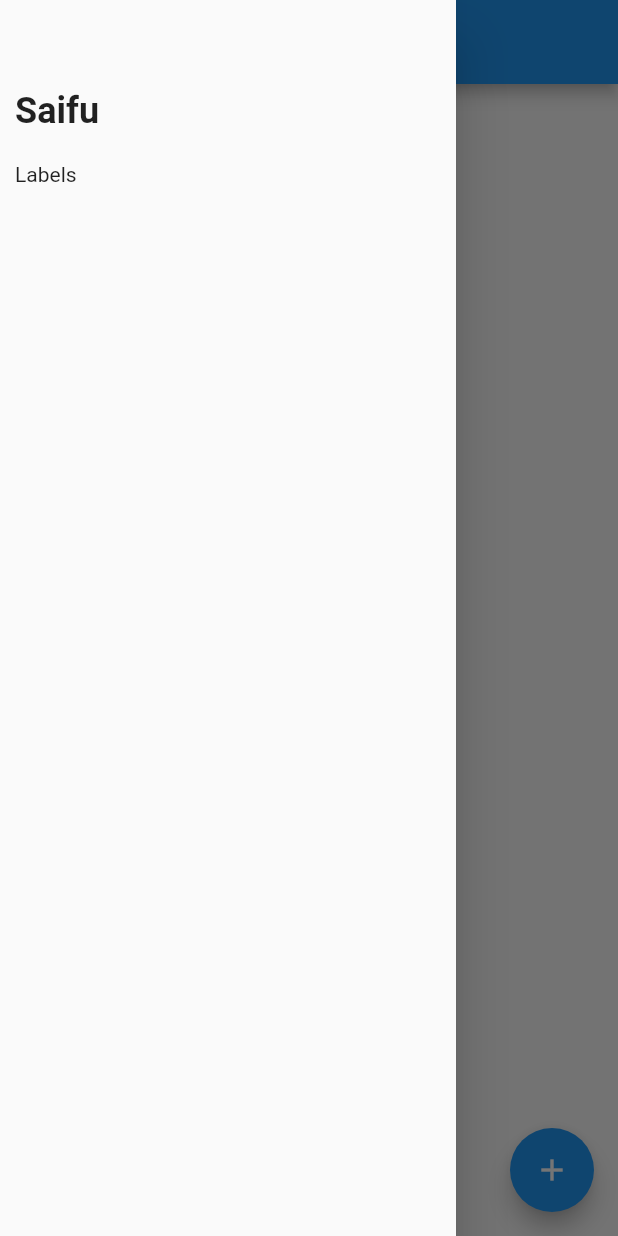
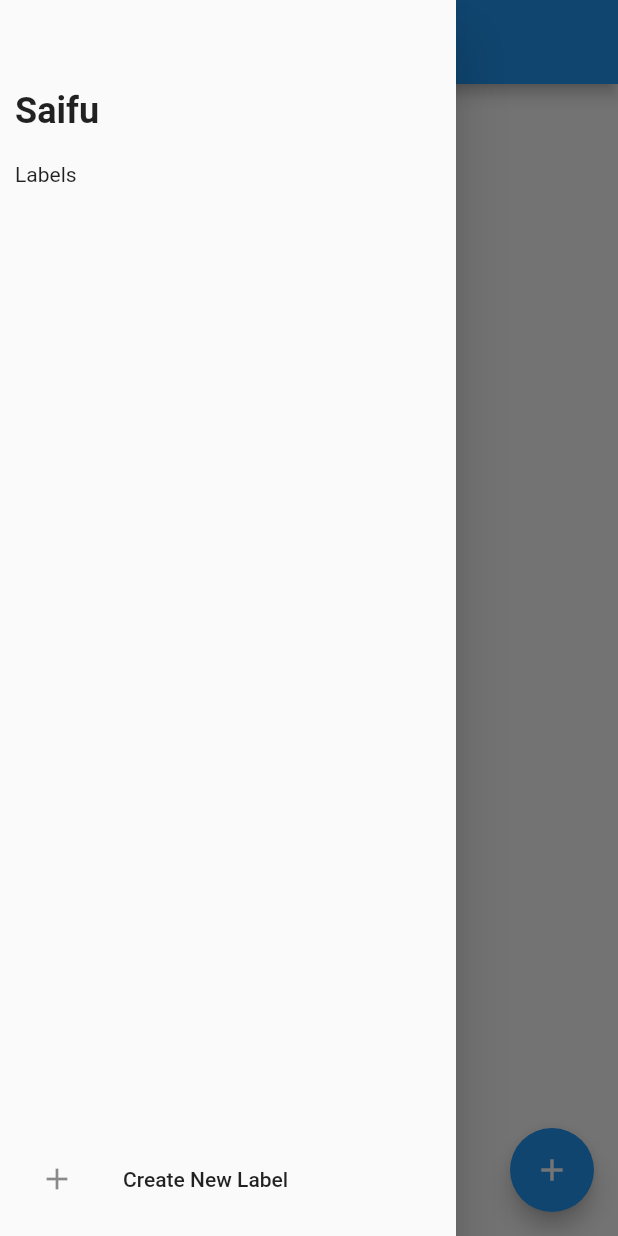
Before and after one commit to NishLy/to_do, a Flutter app: the screen it shows after launch, with the side drawer open, on a phone screen of 412 x 824 dp. Run offline on Flutter 3.47's test engine with Material 2 defaults, Android fonts, the phone set to English and light mode, and no system bars; our stand-ins replace sqflite; accounts and stored records are empty.

Commit message:
Add filter by label and rename some file

```diff
--- a/lib/components/drawer.dart
+++ b/lib/components/drawer.dart
@@ -1,5 +1,6 @@
 import 'package:flutter/material.dart';
-import 'package:to_do/helpers/label.dart';
+import 'package:to_do/helpers/labels.dart';
+import 'package:to_do/screens/label.dart';
 
 class MainDrawer extends StatefulWidget {
   final Function(String) onChangeLabelFilter;
@@ -41,6 +42,7 @@ class _MainDrawerState extends State<MainDrawer> {
                   return Expanded(
                     child: ListView.separated(
                         padding: EdgeInsets.zero,
+                        shrinkWrap: true,
                         itemBuilder: ((context, index) => Card(
                               child: ListTile(
                                 key: ValueKey(index),
@@ -65,7 +67,15 @@ class _MainDrawerState extends State<MainDrawer> {
                 return const Center(
                   child: CircularProgressIndicator(),
                 );
-              }))
+              })),
+          ListTile(
+            leading: const Icon(Icons.add),
+            title: const Text("Create New Label"),
+            onTap: () => Navigator.push(
+                context,
+                MaterialPageRoute(
+                    builder: ((context) => const LabelListEditMode()))),
+          )
         ],
       ),
     ));
--- a/lib/components/task_list.dart
+++ b/lib/components/task_list.dart
@@ -1,6 +1,6 @@
-import 'package:to_do/model/task_list.dart';
+import 'package:to_do/model/todo.dart';
 import 'package:flutter/material.dart';
-import 'package:to_do/helpers/todo.dart';
+import 'package:to_do/helpers/todos.dart';
 
 class TodoLists extends StatefulWidget {
   final bool isEditable;
--- a/lib/helpers/tasks.dart
+++ b/lib/helpers/tasks.dart
@@ -17,6 +17,8 @@ class DatabaseTaskHelper {
   static Database? _db;
   DatabaseTaskHelper._instance();
 
+  List<Task> lastQueryTasks = [];
+
   String taskTable = 'tasks_table';
   String colId = 'id';
   String colTitle = 'title';
@@ -26,11 +28,11 @@ class DatabaseTaskHelper {
   String colCreateAt = 'createdAt';
   String colUpdatedAt = 'updatedAt';
   String colNote = 'note';
-  String labels = 'labels';
+  String colLabels = 'labels';
 
   void _createDb(Database db, int version) async {
     await db.execute(
-      'CREATE TABLE $taskTable($colId INTEGER PRIMARY KEY AUTOINCREMENT, $colTitle TEXT,$colDate, $colIsCompleted INTEGER,$colCreateAt TEXT,$colUpdatedAt TEXT,$colIsPinned INTEGER,$colNote TEXT)',
+      'CREATE TABLE $taskTable($colId INTEGER PRIMARY KEY AUTOINCREMENT, $colTitle TEXT,$colDate, $colIsCompleted INTEGER,$colCreateAt TEXT,$colUpdatedAt TEXT,$colIsPinned INTEGER,$colNote TEXT,$colLabels TEXT)',
     );
 
     void createTodoTable() async {
@@ -85,6 +87,16 @@ class DatabaseTaskHelper {
       tasks.add(await Task.taskFromID(taskMap));
     }
     tasks.sort(((a, b) => b.createdAt.compareTo(a.createdAt)));
+    lastQueryTasks = tasks;
+    return tasks;
+  }
+
+  Future<List<Task>> getTaskByLabel(String label) async {
+    List<Task> tasks = [];
+    for (var task in lastQueryTasks) {
+      int index = task.labels.indexOf(label);
+      if (index != -1) tasks.add(task);
+    }
     return tasks;
   }
 
--- a/lib/helpers/todo.dart
+++ b/lib/helpers/todos.dart
@@ -2,7 +2,7 @@ import 'dart:io';
 
 import 'package:path_provider/path_provider.dart';
 import 'package:sqflite/sqflite.dart';
-import 'package:to_do/model/task_list.dart';
+import 'package:to_do/model/todo.dart';
 
 class DatabaseTodoHelper {
   static final DatabaseTodoHelper instance = DatabaseTodoHelper._instance();
--- a/lib/model/task.dart
+++ b/lib/model/task.dart
@@ -1,5 +1,7 @@
-import 'package:to_do/model/task_list.dart';
-import 'package:to_do/helpers/todo.dart';
+import 'dart:convert';
+
+import 'package:to_do/model/todo.dart';
+import 'package:to_do/helpers/todos.dart';
 
 class Task {
   int? id;
@@ -11,6 +13,7 @@ class Task {
   DateTime createdAt = DateTime.now();
   DateTime updatedAt = DateTime.now();
   bool isPinned = false;
+  List<String> labels = [];
 
   Task({required this.title, required this.date, this.note, this.tasks});
 
@@ -21,6 +24,7 @@ class Task {
       required this.isPinned,
       required this.updatedAt,
       required this.createdAt,
+      required this.labels,
       this.id,
       this.note,
       this.tasks});
@@ -37,6 +41,7 @@ class Task {
     map['updatedAt'] = date.toIso8601String();
     map['isCompleted'] = isCompleted ? 1 : 0;
     map['isPinned'] = isPinned ? 1 : 0;
+    map['labels'] = labels.toString();
     return map;
   }
 
@@ -50,6 +55,7 @@ class Task {
         note: map['note'],
         isCompleted: map['isCompleted'] == 1 ? true : false,
         isPinned: map['isPinned'] == 1 ? true : false,
+        labels: json.encode(map['labels']).split(","),
         tasks: await DatabaseTodoHelper.instance.getTodosAssoc(map['id']));
   }
 }
--- a/lib/screens/home.dart
+++ b/lib/screens/home.dart
@@ -28,7 +28,11 @@ class _HomeState extends State<Home> {
     });
   }
 
-  void _onChangeFilterLabel(String label) {}
+  void _onChangeFilterLabel(String label) {
+    setState(() {
+      _tasks = DatabaseTaskHelper.instance.getTaskByLabel(label);
+    });
+  }
 
   @override
   Widget build(BuildContext context) {
@@ -50,10 +54,12 @@ class _HomeState extends State<Home> {
             for (var task in snapshot.data!) {
               if (task.isPinned) {
                 pinnedTasksWidget.add(CardTask(
+                  key: ValueKey(task.id),
                   task: task,
                 ));
               } else {
                 unpinnedTaskWidget.add(CardTask(
+                  key: ValueKey(task.id),
                   task: task,
                 ));
               }
--- a/lib/screens/label.dart
+++ b/lib/screens/label.dart
@@ -1,5 +1,5 @@
 import 'package:flutter/material.dart';
-import 'package:to_do/helpers/label.dart';
+import 'package:to_do/helpers/labels.dart';
 
 import '../model/label.dart';
 
```
Also changed, not shown: lib/helpers/labels.dart (renamed from lib/helpers/label.dart), lib/model/todo.dart (renamed from lib/model/task_list.dart).
